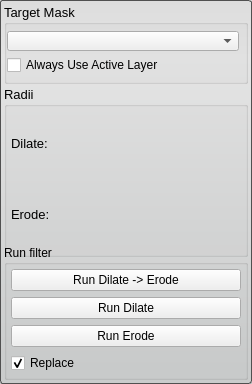
First picture: the form in src/Interface/ToolInterface/BinaryDilateErodeFilterInterface.ui, repository SCIInstitute/Seg3D, before the edit.
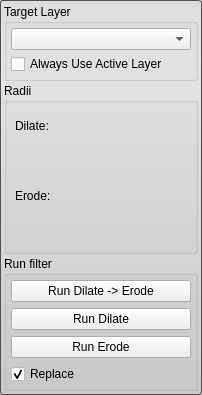
Second picture: the form after the edit. Custom widgets are drawn as their Qt base class.

```diff
--- a/src/Interface/ToolInterface/BinaryDilateErodeFilterInterface.ui
+++ b/src/Interface/ToolInterface/BinaryDilateErodeFilterInterface.ui
@@ -6,8 +6,8 @@
    <rect>
     <x>0</x>
     <y>0</y>
-    <width>252</width>
-    <height>384</height>
+    <width>202</width>
+    <height>377</height>
    </rect>
   </property>
   <property name="sizePolicy">
@@ -16,18 +16,6 @@
     <verstretch>0</verstretch>
    </sizepolicy>
   </property>
-  <property name="minimumSize">
-   <size>
-    <width>213</width>
-    <height>250</height>
-   </size>
-  </property>
-  <property name="maximumSize">
-   <size>
-    <width>16777215</width>
-    <height>16777215</height>
-   </size>
-  </property>
   <property name="windowTitle">
    <string>Binary Dilate Erode</string>
   </property>
@@ -38,7 +26,7 @@
   background-color: qlineargradient(spread:pad, x1:0.5, y1:0, x2:0.5, y2:0.960227, stop:0 rgba(221, 221, 221, 255), stop:0.155779 rgba(228, 228, 228, 255), stop:1 rgba(202, 204, 204, 255));      
 }</string>
   </property>
-  <layout class="QVBoxLayout" name="verticalLayout_2">
+  <layout class="QVBoxLayout" name="verticalLayout_6">
    <property name="spacing">
     <number>2</number>
    </property>
@@ -47,31 +35,8 @@
    </property>
    <item>
     <widget class="QGroupBox" name="target_groupbox_">
-     <property name="sizePolicy">
-      <sizepolicy hsizetype="Preferred" vsizetype="Fixed">
-       <horstretch>0</horstretch>
-       <verstretch>0</verstretch>
-      </sizepolicy>
-     </property>
-     <property name="minimumSize">
-      <size>
-       <width>0</width>
-       <height>80</height>
-      </size>
-     </property>
-     <property name="baseSize">
-      <size>
-       <width>0</width>
-       <height>80</height>
-      </size>
-     </property>
-     <property name="font">
-      <font>
-       <pointsize>10</pointsize>
-      </font>
-     </property>
      <property name="title">
-      <string>Target Mask</string>
+      <string>Target Layer</string>
      </property>
      <property name="flat">
       <bool>false</bool>
@@ -80,17 +45,8 @@
       <property name="spacing">
        <number>4</number>
       </property>
-      <property name="leftMargin">
-       <number>0</number>
-      </property>
-      <property name="topMargin">
-       <number>6</number>
-      </property>
-      <property name="rightMargin">
-       <number>6</number>
-      </property>
-      <property name="bottomMargin">
-       <number>6</number>
+      <property name="margin">
+       <number>4</number>
       </property>
       <item>
        <widget class="QComboBox" name="target_layer_">
@@ -103,6 +59,21 @@
        </widget>
       </item>
       <item>
+       <widget class="QWidget" name="widget_5" native="true">
+        <property name="minimumSize">
+         <size>
+          <width>0</width>
+          <height>20</height>
+         </size>
+        </property>
+        <layout class="QHBoxLayout" name="horizontalLayout">
+         <property name="spacing">
+          <number>0</number>
+         </property>
+         <property name="margin">
+          <number>0</number>
+         </property>
+         <item>
        <widget class="QCheckBox" name="use_active_layer_">
         <property name="sizePolicy">
          <sizepolicy hsizetype="Preferred" vsizetype="Fixed">
@@ -118,6 +89,9 @@
      </layout>
     </widget>
    </item>
+     </layout>
+    </widget>
+   </item>
    <item>
     <widget class="QGroupBox" name="radiiGroupBox">
      <property name="sizePolicy">
@@ -138,70 +112,62 @@
        <height>16777215</height>
       </size>
      </property>
-     <property name="font">
-      <font>
-       <pointsize>10</pointsize>
-      </font>
-     </property>
      <property name="title">
       <string>Radii</string>
      </property>
      <property name="flat">
       <bool>false</bool>
      </property>
+     <layout class="QVBoxLayout" name="verticalLayout_5">
+      <property name="spacing">
+       <number>0</number>
+      </property>
+      <property name="margin">
+       <number>4</number>
+      </property>
+      <item>
+       <widget class="QWidget" name="widget" native="true">
      <layout class="QVBoxLayout" name="verticalLayout">
       <property name="spacing">
-       <number>0</number>
-      </property>
-      <property name="leftMargin">
+          <number>2</number>
+         </property>
+         <property name="margin">
        <number>4</number>
       </property>
-      <property name="topMargin">
-       <number>0</number>
-      </property>
-      <property name="rightMargin">
-       <number>4</number>
-      </property>
-      <property name="bottomMargin">
-       <number>4</number>
-      </property>
-      <item>
-       <layout class="QHBoxLayout" name="dialateHLayout_top">
         <item>
          <widget class="QLabel" name="dialateLabel">
-          <property name="font">
-           <font>
-            <pointsize>10</pointsize>
-           </font>
-          </property>
           <property name="text">
            <string>Dilate:</string>
           </property>
          </widget>
         </item>
-       </layout>
+         <item>
+          <widget class="QtUtils::QtSliderIntCombo" name="dilate_" native="true"/>
+         </item>
+        </layout>
+       </widget>
       </item>
       <item>
-       <layout class="QHBoxLayout" name="dialateHLayout_bottom"/>
-      </item>
-      <item>
-       <layout class="QHBoxLayout" name="erodeHLayout_top">
+       <widget class="QWidget" name="widget_2" native="true">
+        <layout class="QVBoxLayout" name="verticalLayout_2">
+         <property name="spacing">
+          <number>2</number>
+         </property>
+         <property name="margin">
+          <number>4</number>
+         </property>
         <item>
          <widget class="QLabel" name="erodeLabel">
-          <property name="font">
-           <font>
-            <pointsize>10</pointsize>
-           </font>
-          </property>
           <property name="text">
            <string>Erode:</string>
           </property>
          </widget>
         </item>
-       </layout>
-      </item>
       <item>
-       <layout class="QHBoxLayout" name="erodeHLayout_bottom"/>
+          <widget class="QtUtils::QtSliderIntCombo" name="erode_" native="true"/>
+         </item>
+        </layout>
+       </widget>
       </item>
      </layout>
     </widget>
@@ -275,6 +241,14 @@
    </item>
   </layout>
  </widget>
+ <customwidgets>
+  <customwidget>
+   <class>QtUtils::QtSliderIntCombo</class>
+   <extends>QWidget</extends>
+   <header location="global">QtUtils/Widgets/QtSliderIntCombo.h</header>
+   <container>1</container>
+  </customwidget>
+ </customwidgets>
  <resources/>
  <connections/>
 </ui>
```
Lines whose indentation alone changed are shown as unchanged.
